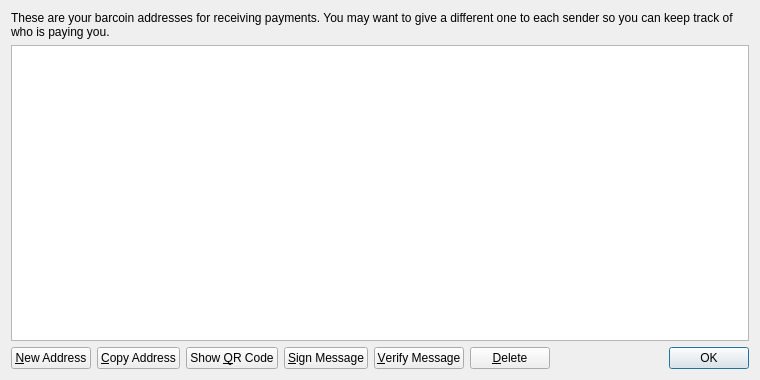
Above: src/qt/forms/addressbookpage.ui from zvcoin/zvcoin before the change. Below: the same form after it.
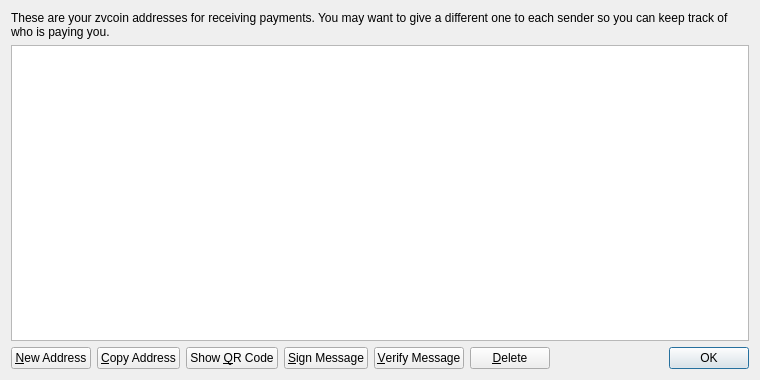
That is the form after the change. Icons and pictures are not drawn.

```diff
--- a/src/qt/forms/addressbookpage.ui
+++ b/src/qt/forms/addressbookpage.ui
@@ -17,7 +17,7 @@
    <item>
     <widget class="QLabel" name="labelExplanation">
      <property name="text">
-      <string>These are your barcoin addresses for receiving payments. You may want to give a different one to each sender so you can keep track of who is paying you.</string>
+      <string>These are your zvcoin addresses for receiving payments. You may want to give a different one to each sender so you can keep track of who is paying you.</string>
      </property>
      <property name="textFormat">
       <enum>Qt::PlainText</enum>
```
